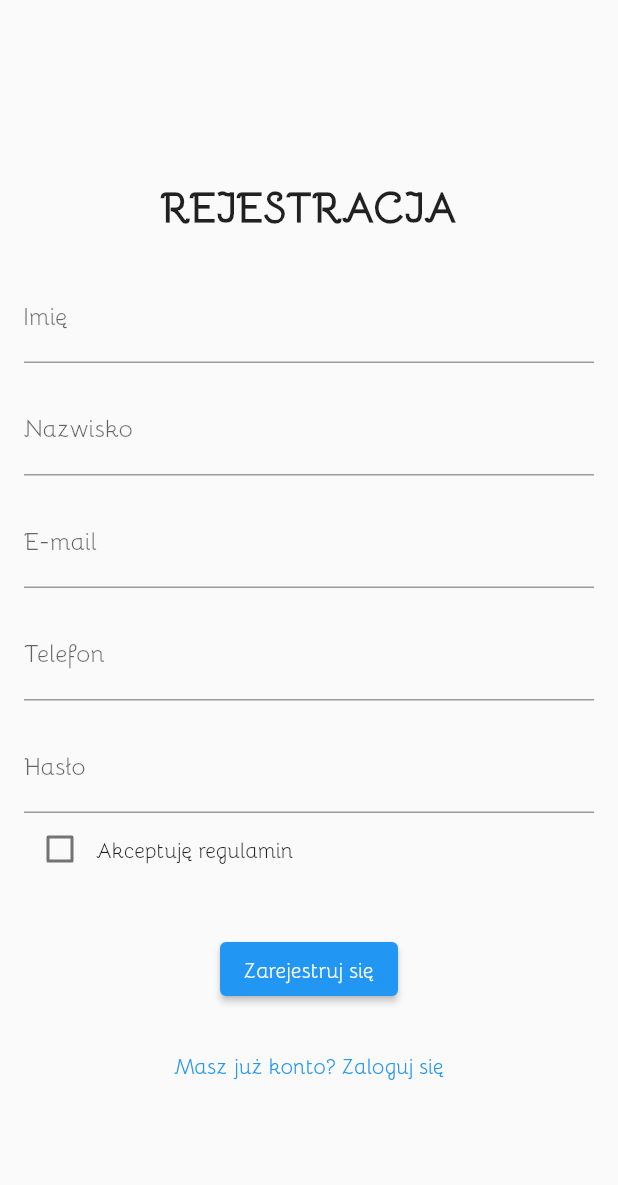
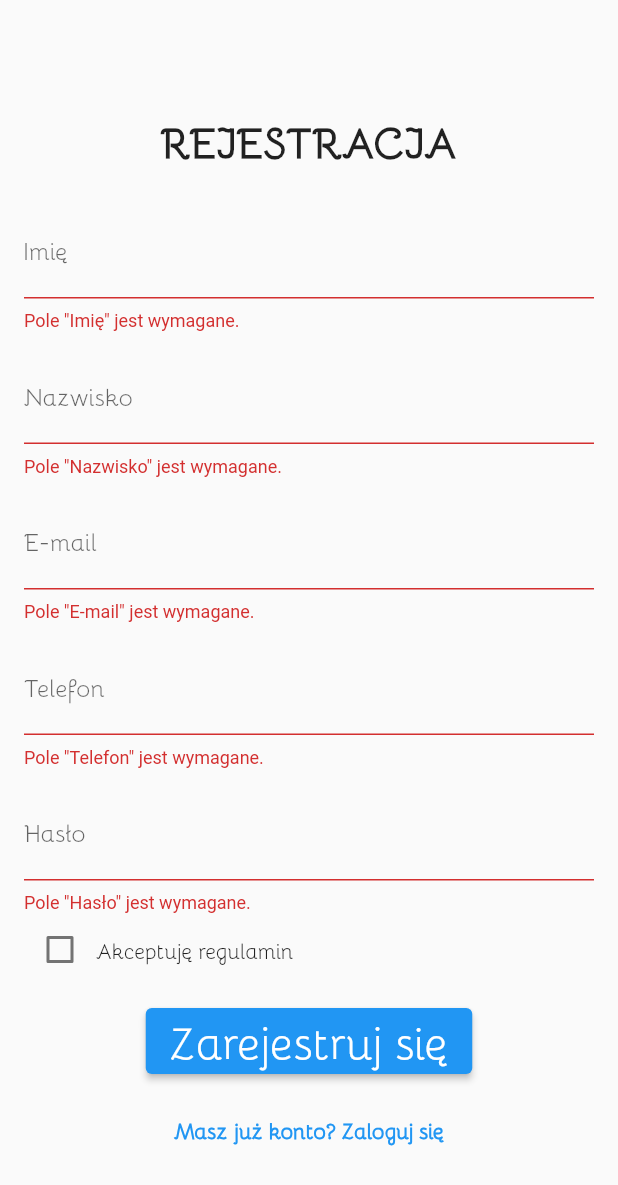
Before and after one commit to damiankalbarz/gym_app, a Flutter app: the RegisterPage screen opened directly, after a tap on "Zarejestruj się", on a phone screen of 412 x 824 dp. Shown: the top 1185 px of the screen. Run offline on Flutter 3.47's test engine with Material 2 defaults, Android fonts, the light colour scheme and no system bars; our stand-ins replace flutter_form_builder, qr_flutter, shared_preferences; accounts and stored records are empty.

Commit message:
Walidacja rejestracji + dodanie przejscia do edycji danych

```diff
--- /dev/null
+++ b/lib/editData_view.dart
@@ -0,0 +1,21 @@
+import 'package:flutter/material.dart';
+
+class EditDataPage extends StatefulWidget{
+  @override
+  _EditDataPageState createState() => _EditDataPageState();
+}
+
+class _EditDataPageState extends State<EditDataPage>{
+  @override
+  Widget build(BuildContext context) {
+    return Scaffold(
+      body: Center(
+        child: Container(
+          child: Text("alicja"),
+
+        ),
+      ),
+    );
+  }
+
+}
--- a/lib/register_view.dart
+++ b/lib/register_view.dart
@@ -1,4 +1,6 @@
+import 'package:firstproject/profil_view.dart';
 import 'package:flutter/material.dart';
+import 'package:flutter_form_builder/flutter_form_builder.dart';
 
 
 class RegisterPage extends StatefulWidget{
@@ -6,14 +8,37 @@ class RegisterPage extends StatefulWidget{
 }
 
 class _RegisterPageState extends State<RegisterPage> {
+  final _formKey = GlobalKey<FormState>();
+  final _emailController = TextEditingController();
+  final _phoneController = TextEditingController();
+
   bool isChecked = false;
+
+  void dispose() {
+    _emailController.dispose();
+    _phoneController.dispose();
+    super.dispose();
+  }
+
+  bool _isValidEmail(String email) {
+    final emailPattern = r'^[\w-]+(\.[\w-]+)*@[\w-]+(\.[\w-]+)*(\.[a-z]{2,4})$';
+    final regex = RegExp(emailPattern);
+    return regex.hasMatch(email);
+  }
+
+  bool _isValidPhone(String phone) {
+    final phonePattern = r'^\d{9,12}$';
+    final regex = RegExp(phonePattern);
+    return regex.hasMatch(phone);
+  }
 
 @override
 Widget build(BuildContext context) {
   return Scaffold(
-
-    body: Padding(
+    body: Container(
       padding: EdgeInsets.all(16.0),
+      child: Form(
+      key: _formKey,
       child: Column(
         mainAxisAlignment: MainAxisAlignment.center,
         children: [
@@ -25,26 +50,63 @@ Widget build(BuildContext context) {
           SizedBox(height: 26.0),
           TextFormField(
             decoration: InputDecoration(labelText: 'Imię', labelStyle: TextStyle(fontFamily: "Bellota-Regular")),
+            validator: (value) {
+              if (value == null || value.isEmpty) {
+                return 'Pole "Imię" jest wymagane.';
+              }
+              return null;
+            },
           ),
           SizedBox(height: 16.0),
           TextFormField(
             decoration: InputDecoration(labelText: 'Nazwisko', labelStyle: TextStyle(fontFamily: "Bellota-Regular")),
+            validator: (value) {
+              if (value == null || value.isEmpty) {
+                return 'Pole "Nazwisko" jest wymagane.';
+              }
+              return null;
+            },
           ),
           SizedBox(height: 16.0),
           TextFormField(
+            controller: _emailController,
             decoration: InputDecoration(labelText: 'E-mail', labelStyle: TextStyle(fontFamily: "Bellota-Regular")),
-            validator: FormBuilderValidators.compose([
-              FormBuilderValidators.required(context),
-              FormBuilderValidators.email(context),
-            ]),
+            validator: (value) {
+              if (value == null || value.isEmpty) {
+                return 'Pole "E-mail" jest wymagane.';
+              }
+              if (!_isValidEmail(value)) {
+                return 'Nieprawidłowy adres email.';
+              }
+              return null;
+            },
           ),
           SizedBox(height: 16.0),
           TextFormField(
+            controller: _phoneController,
             decoration: InputDecoration(labelText: 'Telefon', labelStyle: TextStyle(fontFamily: "Bellota-Regular")),
+            validator: (value) {
+              if (value == null || value.isEmpty) {
+                return 'Pole "Telefon" jest wymagane.';
+              }
+              if (!_isValidPhone(value)) {
+                return 'Nieprawidłowy numer telefonu.';
+              }
+              return null;
+            },
           ),
           SizedBox(height: 16.0),
           TextFormField(
             decoration: InputDecoration(labelText: 'Hasło', labelStyle: TextStyle(fontFamily: "Bellota-Regular")),
+            validator: (value) {
+            if (value == null || value.isEmpty) {
+              return 'Pole "Hasło" jest wymagane.';
+            }
+            if (value.length < 8) {
+              return 'Hasło musi mieć co najmniej 8 znaków.';
+            }
+            return null;
+            },
             obscureText: true,
           ),
           Row(
@@ -61,22 +123,31 @@ Widget build(BuildContext context) {
               Text('Akceptuję regulamin', style: TextStyle(fontFamily: "Bellota-Regular" ),),
             ],
           ),
-          SizedBox(height: 32.0),
-          ElevatedButton(
+          SizedBox(height: 13.0),
+          Flexible(
+            child: ElevatedButton(
             onPressed: () {
-              // Tutaj można dodać logikę rejestracji
+              if (_formKey.currentState!.validate()){
+                Navigator.push(context,
+                    MaterialPageRoute(builder: (context) => ProfilPage()));
+              }
             },
-            child: Text('Zarejestruj się', style: TextStyle(fontFamily: "Bellota-Regular" )),
+            child: Text('Zarejestruj się', style: TextStyle(fontFamily: "Bellota-Regular", fontWeight: FontWeight.w500, fontSize: 30 )),
           ),
-          SizedBox(height: 16.0),
-          TextButton(
+          ),
+          SizedBox(height: 11.0),
+          Flexible(
+            child: TextButton(
             onPressed: () {
               Navigator.pop(context);
             },
-            child: Text('Masz już konto? Zaloguj się', style: TextStyle(fontFamily: "Bellota-Regular" )),
+            child: Text('Masz już konto? Zaloguj się', style: TextStyle(fontFamily: "Bellota-Regular", fontWeight: FontWeight.bold ),
+            ),
+          ),
           ),
         ],
       ),
+    ),
     ),
   );
 }
--- a/lib/settings_view.dart
+++ b/lib/settings_view.dart
@@ -1,3 +1,4 @@
+import 'package:firstproject/editData_view.dart';
 import 'package:flutter/material.dart';
 import 'package:provider/provider.dart';
 
@@ -34,6 +35,7 @@ class SettingsView extends StatelessWidget {
               height: 0.2*MediaQuery.of(context).size.height,
               child:  ElevatedButton(
                 onPressed: () {
+                  Navigator.push(context, MaterialPageRoute(builder:(context) => EditDataPage()));
                 },
                 child: Text('Edytuj dane osobiste',style: TextStyle(fontSize: 0.04 * MediaQuery.of(context).size.height, fontFamily: "Bellota-Regular")),
               ),
--- a/pubspec.yaml
+++ b/pubspec.yaml
@@ -33,12 +33,16 @@ dependencies:
   qr_flutter: ^4.1.0
   shared_preferences: ^2.0.10
   provider: ^5.0.0
-  flutter_form_builder: ^5.0.1
+
+
+
+
 
 
   # The following adds the Cupertino Icons font to your application.
   # Use with the CupertinoIcons class for iOS style icons.
   cupertino_icons: ^1.0.2
+  flutter_form_builder: ^8.0.0
 
 dev_dependencies:
   flutter_test:
```
Also changed, not shown: pubspec.lock.
